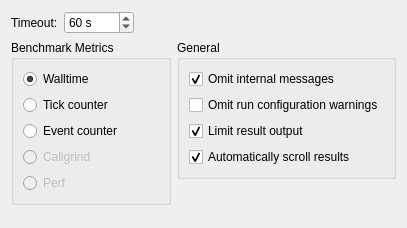
Above: src/plugins/autotest/testsettingspage.ui from qt-creator/qt-creator before the change. Below: the same form after it.
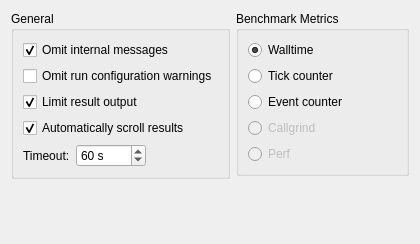
That is the form after the change.

Commit message: AutoTest: Restructure settingspage

```diff
--- a/src/plugins/autotest/testsettingspage.ui
+++ b/src/plugins/autotest/testsettingspage.ui
@@ -6,8 +6,8 @@
    <rect>
     <x>0</x>
     <y>0</y>
-    <width>407</width>
-    <height>228</height>
+    <width>420</width>
+    <height>244</height>
    </rect>
   </property>
   <property name="windowTitle">
@@ -15,9 +15,80 @@
   </property>
   <layout class="QVBoxLayout" name="verticalLayout_5">
    <item>
-    <layout class="QHBoxLayout" name="horizontalLayout_2">
+    <layout class="QHBoxLayout" name="horizontalLayout">
+     <item>
+      <layout class="QVBoxLayout" name="verticalLayout_2">
+       <item>
+        <widget class="QGroupBox" name="groupBox_2">
+         <property name="title">
+          <string>General</string>
+         </property>
+         <layout class="QVBoxLayout" name="verticalLayout">
+          <item>
+           <widget class="QCheckBox" name="omitInternalMsgCB">
+            <property name="toolTip">
+             <string>Hides internal messages by default. You can still enable them by using the test results filter.</string>
+            </property>
+            <property name="text">
+             <string>Omit internal messages</string>
+            </property>
+            <property name="checked">
+             <bool>true</bool>
+            </property>
+           </widget>
+          </item>
+          <item>
+           <widget class="QCheckBox" name="omitRunConfigWarnCB">
+            <property name="toolTip">
+             <string>Hides warnings related to a guessed run configuration.</string>
+            </property>
+            <property name="text">
+             <string>Omit run configuration warnings</string>
+            </property>
+           </widget>
+          </item>
+          <item>
+           <widget class="QCheckBox" name="limitResultOutputCB">
+            <property name="toolTip">
+             <string>Limit result output to 100000 characters.</string>
+            </property>
+            <property name="text">
+             <string>Limit result output</string>
+            </property>
+            <property name="checked">
+             <bool>true</bool>
+            </property>
+           </widget>
+          </item>
+          <item>
+           <widget class="QCheckBox" name="autoScrollCB">
+            <property name="toolTip">
+             <string>Automatically scroll down when new items are added and scrollbar is at bottom.</string>
+            </property>
+            <property name="text">
+             <string>Automatically scroll results</string>
+            </property>
+            <property name="checked">
+             <bool>true</bool>
+            </property>
+           </widget>
+          </item>
+          <item>
+           <layout class="QHBoxLayout" name="horizontalLayout_2" stretch="0,0,0">
+            <property name="spacing">
+             <number>6</number>
+            </property>
+            <property name="sizeConstraint">
+             <enum>QLayout::SetDefaultConstraint</enum>
+            </property>
      <item>
       <widget class="QLabel" name="label">
+              <property name="sizePolicy">
+               <sizepolicy hsizetype="Fixed" vsizetype="Preferred">
+                <horstretch>0</horstretch>
+                <verstretch>0</verstretch>
+               </sizepolicy>
+              </property>
        <property name="toolTip">
         <string>Timeout used when executing each test case.</string>
        </property>
@@ -28,6 +99,12 @@
      </item>
      <item>
       <widget class="QSpinBox" name="timeoutSpin">
+              <property name="sizePolicy">
+               <sizepolicy hsizetype="Fixed" vsizetype="Fixed">
+                <horstretch>0</horstretch>
+                <verstretch>0</verstretch>
+               </sizepolicy>
+              </property>
        <property name="toolTip">
         <string>Timeout used when executing test cases. This will apply for each test case on its own, not the whole project.</string>
        </property>
@@ -60,8 +137,24 @@
      </item>
     </layout>
    </item>
+         </layout>
+        </widget>
+       </item>
    <item>
-    <layout class="QHBoxLayout" name="horizontalLayout">
+        <spacer name="verticalSpacer">
+         <property name="orientation">
+          <enum>Qt::Vertical</enum>
+         </property>
+         <property name="sizeHint" stdset="0">
+          <size>
+           <width>20</width>
+           <height>40</height>
+          </size>
+         </property>
+        </spacer>
+       </item>
+      </layout>
+     </item>
      <item>
       <layout class="QVBoxLayout" name="verticalLayout_4">
        <item>
@@ -159,6 +252,19 @@
             </property>
            </widget>
           </item>
+          <item>
+           <spacer name="horizontalSpacer">
+            <property name="orientation">
+             <enum>Qt::Horizontal</enum>
+            </property>
+            <property name="sizeHint" stdset="0">
+             <size>
+              <width>40</width>
+              <height>0</height>
+             </size>
+            </property>
+           </spacer>
+          </item>
          </layout>
         </widget>
        </item>
@@ -177,81 +283,6 @@
        </item>
       </layout>
      </item>
-     <item>
-      <layout class="QVBoxLayout" name="verticalLayout_2">
-       <item>
-        <widget class="QGroupBox" name="groupBox_2">
-         <property name="title">
-          <string>General</string>
-         </property>
-         <layout class="QVBoxLayout" name="verticalLayout">
-          <item>
-           <widget class="QCheckBox" name="omitInternalMsgCB">
-            <property name="toolTip">
-             <string>Hides internal messages by default. You can still enable them by using the test results filter.</string>
-            </property>
-            <property name="text">
-             <string>Omit internal messages</string>
-            </property>
-            <property name="checked">
-             <bool>true</bool>
-            </property>
-           </widget>
-          </item>
-          <item>
-           <widget class="QCheckBox" name="omitRunConfigWarnCB">
-            <property name="toolTip">
-             <string>Hides warnings related to a guessed run configuration.</string>
-            </property>
-            <property name="text">
-             <string>Omit run configuration warnings</string>
-            </property>
-           </widget>
-          </item>
-          <item>
-           <widget class="QCheckBox" name="limitResultOutputCB">
-            <property name="toolTip">
-             <string>Limit result output to 100000 characters.</string>
-            </property>
-            <property name="text">
-             <string>Limit result output</string>
-            </property>
-            <property name="checked">
-             <bool>true</bool>
-            </property>
-           </widget>
-          </item>
-          <item>
-           <widget class="QCheckBox" name="autoScrollCB">
-            <property name="toolTip">
-             <string>Automatically scroll down when new items are added and scrollbar is at bottom.</string>
-            </property>
-            <property name="text">
-             <string>Automatically scroll results</string>
-            </property>
-            <property name="checked">
-             <bool>true</bool>
-            </property>
-           </widget>
-          </item>
-         </layout>
-        </widget>
-       </item>
-       <item>
-        <spacer name="verticalSpacer">
-         <property name="orientation">
-          <enum>Qt::Vertical</enum>
-         </property>
-         <property name="sizeHint" stdset="0">
-          <size>
-           <width>20</width>
-           <height>40</height>
-          </size>
-         </property>
-        </spacer>
-       </item>
-      </layout>
-     </item>
     </layout>
    </item>
   </layout>
```
Left out of the diff: 2 changed lines with no effect on the pictures. Lines whose indentation alone changed are shown as unchanged.
